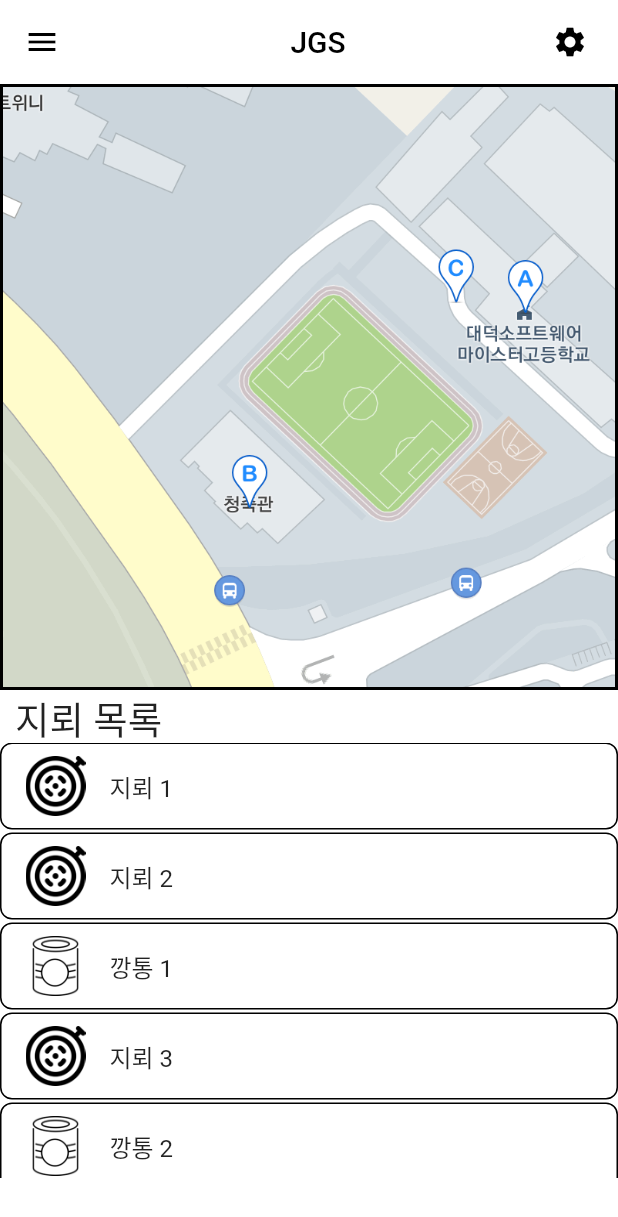
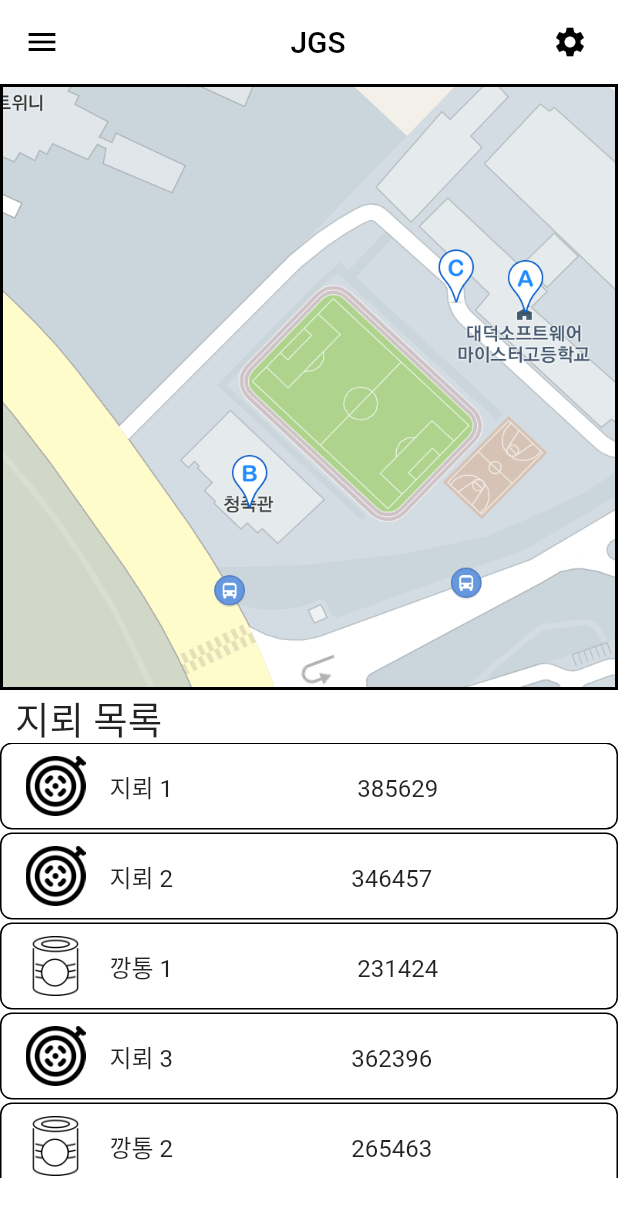
Before and after one commit to Yoochanhong/JGS, a Flutter app: the screen it shows after launch, on a phone screen of 412 x 824 dp. Shown: the top 1217 px of the screen. Run offline on Flutter 3.47's test engine with Material 2 defaults, Android fonts, the phone set to English and light mode, and no system bars.

```diff
--- a/lib/main.dart
+++ b/lib/main.dart
@@ -74,7 +74,7 @@ class MyHomePage extends StatelessWidget {
                     ),
                   ),
                   child: ListTile(
-                    title: Text("지뢰 1"),
+                    title: Text("지뢰 1                               385629"),
                     leading: Image.asset("assets/images/mine.png", width: 40),
                   ),
                 ),
@@ -87,7 +87,7 @@ class MyHomePage extends StatelessWidget {
                     ),
                   ),
                   child: ListTile(
-                    title: Text("지뢰 2"),
+                    title: Text("지뢰 2                              346457"),
                     leading: Image.asset("assets/images/mine.png", width: 40),
                   ),
                 ),
@@ -100,7 +100,7 @@ class MyHomePage extends StatelessWidget {
                     ),
                   ),
                   child: ListTile(
-                    title: Text("깡통 1"),
+                    title: Text("깡통 1                               231424"),
                     leading: Image.asset("assets/images/can.png", width: 40),
                   ),
                 ),
@@ -113,7 +113,7 @@ class MyHomePage extends StatelessWidget {
                     ),
                   ),
                   child: ListTile(
-                    title: Text("지뢰 3"),
+                    title: Text("지뢰 3                              362396"),
                     leading: Image.asset("assets/images/mine.png", width: 40),
                   ),
                 ),
@@ -126,7 +126,7 @@ class MyHomePage extends StatelessWidget {
                     ),
                   ),
                   child: ListTile(
-                    title: Text("깡통 2"),
+                    title: Text("깡통 2                              265463"),
                     leading: Image.asset("assets/images/can.png", width: 40),
                   ),
                 ),
```
